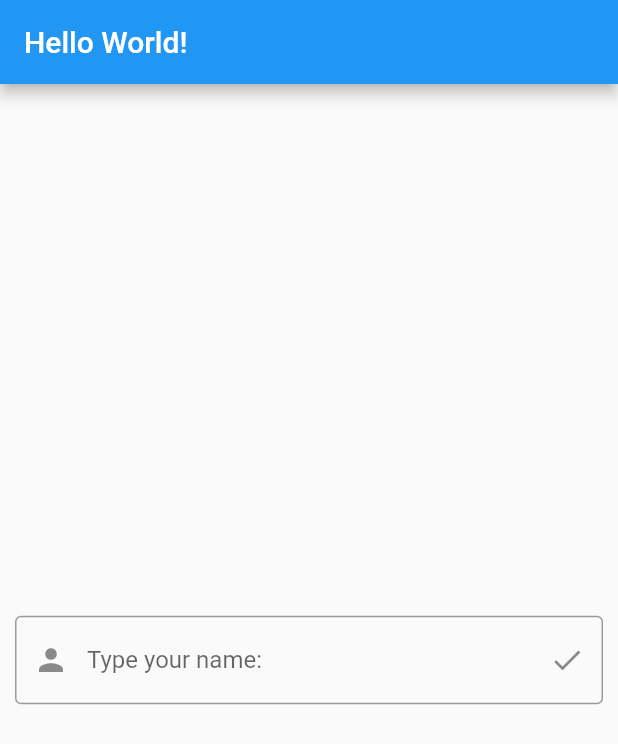
After one commit to Nabin90/First-App, a Flutter app: the screen it shows after launch, on a phone screen of 412 x 824 dp. The commit adds this screen. Shown: the top 744 px of the screen. Run offline on Flutter 3.47's test engine with Material 2 defaults, Android fonts, the phone set to English and light mode, and no system bars.

Commit message:
login page added with diff. users

```diff
--- /dev/null
+++ b/lib/login.dart
@@ -0,0 +1,48 @@
+import 'package:flutter/material.dart';
+import 'package:hello_world/myHomePage.dart';
+
+class LoginPage extends StatelessWidget {
+  @override
+  Widget build(BuildContext context) {
+    return Scaffold(appBar: AppBar(title: Text('Hello World!')), body: Body());
+  }
+}
+
+class Body extends StatefulWidget {
+  @override
+  _BodyState createState() => _BodyState();
+}
+
+class _BodyState extends State<Body> {
+  String name;
+  TextEditingController controller = new TextEditingController();
+
+  void click() {
+    this.name = controller.text;
+    Navigator.push(context,
+        MaterialPageRoute(builder: (context) => MyHomePage(this.name)));
+  }
+
+  @override
+  Widget build(BuildContext context) {
+    return Align(
+        alignment: Alignment.center,
+        child: Padding(
+            padding: EdgeInsets.all(10),
+            child: TextField(
+              controller: this.controller,
+              decoration: InputDecoration(
+                prefixIcon: Icon(Icons.person),
+                labelText: "Type your name:",
+                border: OutlineInputBorder(
+                    borderSide: BorderSide(width: 5, color: Colors.black)),
+                suffixIcon: IconButton(
+                  icon: Icon(Icons.done),
+                  splashColor: Colors.yellow,
+                  tooltip: "Submit",
+                  onPressed: this.click,
+                ),
+              ),
+            )));
+  }
+}
--- /dev/null
+++ b/lib/myHomePage.dart
@@ -0,0 +1,33 @@
+import 'package:flutter/material.dart';
+import 'post.dart';
+import 'postList.dart';
+import 'textInputWidget.dart';
+
+class MyHomePage extends StatefulWidget {
+  final String name;
+
+  MyHomePage(this.name);
+
+  @override
+  _MyHomePageState createState() => _MyHomePageState();
+}
+
+class _MyHomePageState extends State<MyHomePage> {
+  List<Post> posts = [];
+
+  void newPost(String text) {
+    this.setState(() {
+      posts.add(new Post(text, widget.name));
+    });
+  }
+
+  @override
+  Widget build(BuildContext context) {
+    return Scaffold(
+        appBar: AppBar(title: Text('Hello World!')),
+        body: Column(children: <Widget>[
+          Expanded(child: PostList(this.posts)),
+          TextInputWidget(this.newPost)
+        ]));
+  }
+}
```
Also changed, not shown: lib/main.dart (+2 -131 lines), lib/post.dart (added, +17 -0 lines), lib/postList.dart (added, +49 -0 lines), lib/textInputWidget.dart (added, +41 -0 lines).
